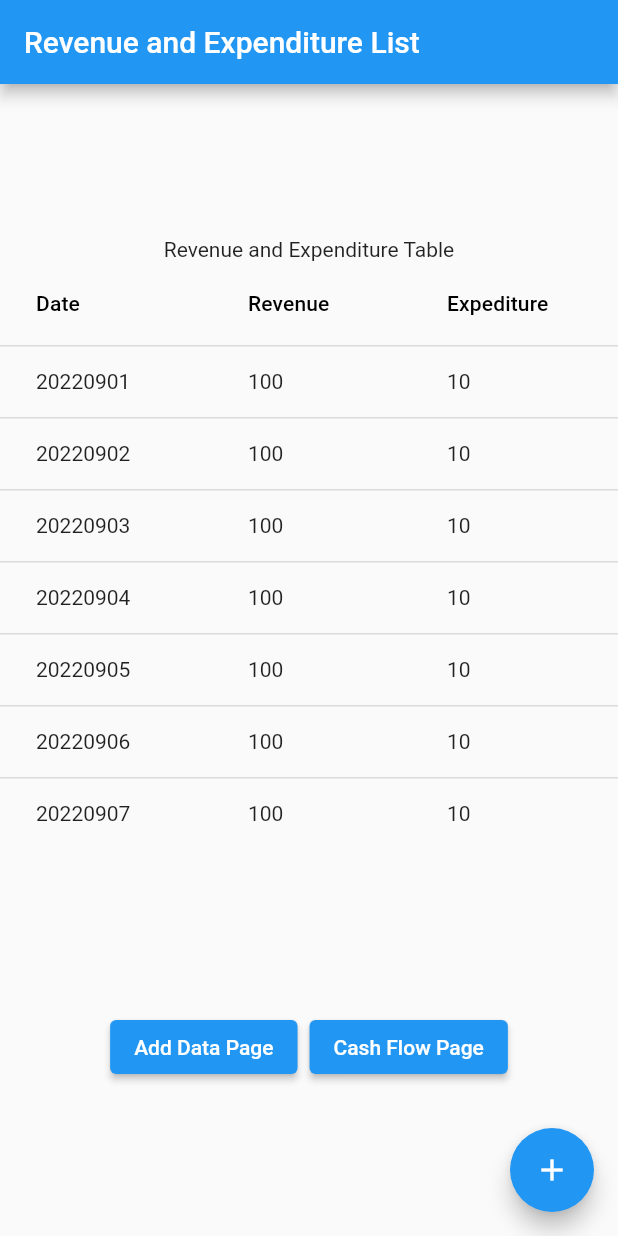
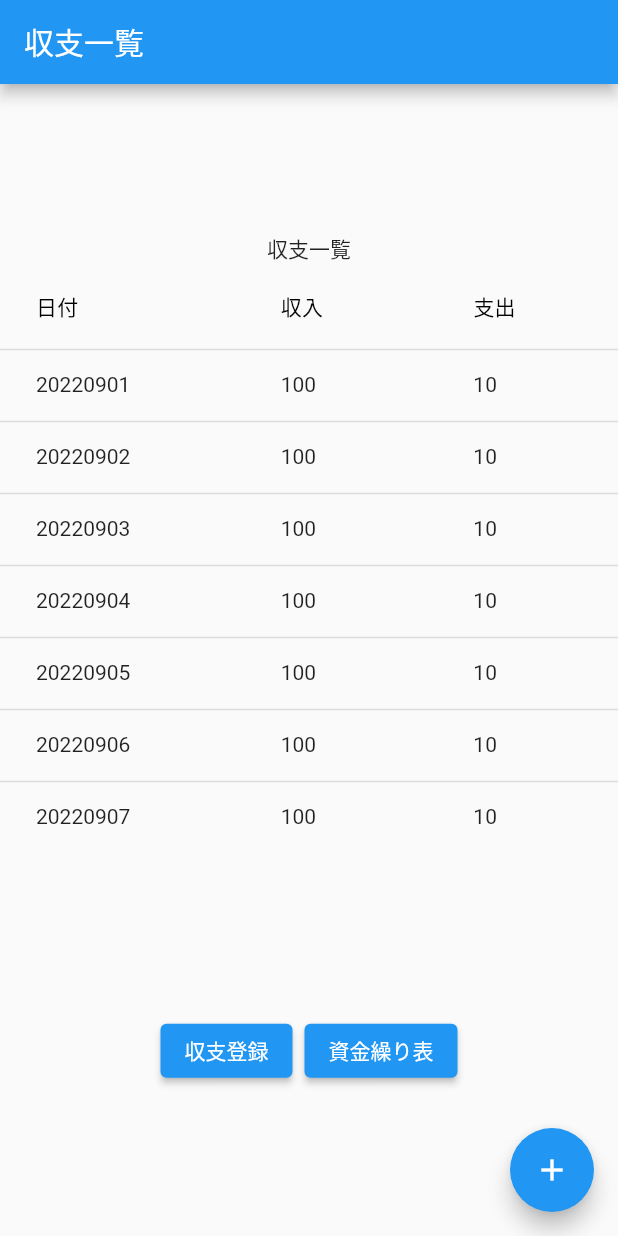
Before and after one commit to mnagatsuka/cashflow-chart-app, a Flutter app: the screen it shows after launch, on a phone screen of 412 x 824 dp. Run offline on Flutter 3.47's test engine with Material 2 defaults, Android fonts, the phone set to English and light mode, and no system bars.

Commit message:
change English text to Japanese

```diff
--- a/frontend/lib/main.dart
+++ b/frontend/lib/main.dart
@@ -11,11 +11,11 @@ class CashFlowApp extends StatelessWidget {
   @override
   Widget build(BuildContext context) {
     return MaterialApp(
-      title: 'Cash Flow App',
+      title: '資金繰り表アプリ',
       theme: ThemeData(
         primarySwatch: Colors.blue,
       ),
-      home: const DataListPage(title: 'Revenue and Expenditure List'),
+      home: const DataListPage(title: '収支一覧'),
     );
   }
 }
@@ -48,7 +48,7 @@ class _DataListPageState extends State<DataListPage> {
           mainAxisAlignment: MainAxisAlignment.center,
           children: <Widget>[
             const Text(
-              'Revenue and Expenditure Table',
+              '収支一覧',
             ),
             //Text(
             //  '$_counter',
@@ -61,13 +61,13 @@ class _DataListPageState extends State<DataListPage> {
                 DataTable(
                 columns: [
                   DataColumn(
-                    label: Text('Date'),
+                    label: Text('日付'),
                   ),
                   DataColumn(
-                    label: Text('Revenue'),
+                    label: Text('収入'),
                   ),
                   DataColumn(
-                    label: Text('Expediture'),
+                    label: Text('支出'),
                   ),
                 ],
                 rows: [
@@ -141,7 +141,7 @@ class _DataListPageState extends State<DataListPage> {
                       );
                     },
                     child: Text(
-                      'Add Data Page', style: TextStyle(color: Colors.white)
+                      '収支登録', style: TextStyle(color: Colors.white)
                     ),
                   ),
                 ),
@@ -156,12 +156,12 @@ class _DataListPageState extends State<DataListPage> {
                       Navigator.of(context).push(
                         MaterialPageRoute(builder: (context) {
                           // 遷移先の画面としてリスト追加画面を指定
-                          return CashFlowPage(title: 'Cash Flow');
+                          return CashFlowPage(title: '資金繰り表');
                         }),
                       );
                     },
                     child: Text(
-                      'Cash Flow Page', style: TextStyle(color: Colors.white)
+                      '資金繰り表', style: TextStyle(color: Colors.white)
                     ),
                   ),
                 ),
@@ -197,21 +197,21 @@ class DataAddPage extends StatelessWidget {
   Widget build(BuildContext context) {
     return Scaffold(
       appBar: AppBar(
-        title: Text('Revenue and Expenditure Add'),
+        title: Text('収支登録'),
       ),
       body: Center(
         child: Column(
           mainAxisAlignment: MainAxisAlignment.center,
           children: <Widget>[
             const Text(
-              'Input Today\'s Revenue and Expenditure'
+              '本日の収支を登録してください'
             ),
             const SizedBox(height: 8),
             SizedBox(
               width: 400,
               child: TextFormField(
                 decoration: InputDecoration(
-                  labelText: 'Date',
+                  labelText: '日付',
                   border: OutlineInputBorder(),
                 ),
               ),
@@ -220,7 +220,7 @@ class DataAddPage extends StatelessWidget {
               width: 400,
               child: TextFormField(
                 decoration: InputDecoration(
-                  labelText: 'Revenue',
+                  labelText: '収入',
                   border: OutlineInputBorder(),
                 ),
               ),
@@ -229,7 +229,7 @@ class DataAddPage extends StatelessWidget {
               width: 400,
               child: TextFormField(
                 decoration: InputDecoration(
-                  labelText: 'Expenditure',
+                  labelText: '支出',
                   border: OutlineInputBorder(),
                 ),
               ),
@@ -289,7 +289,7 @@ class _CashFlowPageState extends State<CashFlowPage> {
           mainAxisAlignment: MainAxisAlignment.center,
           children: <Widget>[
             const Text(
-              'Cash Flow Table',
+              '資金繰り表',
             ),
             //Text(
             //  '$_counter',
@@ -302,76 +302,93 @@ class _CashFlowPageState extends State<CashFlowPage> {
                 DataTable(
                 columns: [
                   DataColumn(
-                    label: Text('Date'),
+                    label: Text('日付'),
                   ),
                   DataColumn(
-                    label: Text('Revenue'),
+                    label: Text('前月繰越'),
                   ),
                   DataColumn(
-                    label: Text('Expediture'),
+                    label: Text('収入'),
                   ),
                   DataColumn(
-                    label: Text('Profit'),
+                    label: Text('支出'),
                   ),
                   DataColumn(
-                    label: Text('Profit'),
+                    label: Text('収支'),
+                  ),
+                  DataColumn(
+                    label: Text('翌月繰越'),
                   ),
                 ],
                 rows: [
                   DataRow(
                     cells: [
                       DataCell(Text('20220901')),
+                      DataCell(Text('1000')),
                       DataCell(Text('100')),
                       DataCell(Text('10')),
                       DataCell(Text('90')),
+                      DataCell(Text('10')),
                     ],
                   ),
                   DataRow(
                     cells: [
                       DataCell(Text('20220902')),
+                      DataCell(Text('1000')),
                       DataCell(Text('100')),
                       DataCell(Text('10')),
                       DataCell(Text('90')),
+                      DataCell(Text('10')),
                     ],
                   ),
                   DataRow(
                     cells: [
                       DataCell(Text('20220903')),
+                      DataCell(Text('1000')),
                       DataCell(Text('100')),
                       DataCell(Text('10')),
                       DataCell(Text('90')),
+                      DataCell(Text('10')),
                     ],
                   ),
                   DataRow(
                     cells: [
                       DataCell(Text('20220904')),
+                      DataCell(Text('1000')),
                       DataCell(Text('100')),
                       DataCell(Text('10')),
                       DataCell(Text('90')),
+                      DataCell(Text('10')),
                     ],
                   ),
                   DataRow(
                     cells: [
                       DataCell(Text('20220905')),
+                      DataCell(Text('1000')),
                       DataCell(Text('100')),
                       DataCell(Text('10')),
                       DataCell(Text('90')),
+                      DataCell(Text('10')),
                     ],
                   ),
                   DataRow(
                     cells: [
                       DataCell(Text('20220906')),
+                      DataCell(Text('1000')),
                       DataCell(Text('100')),
                       DataCell(Text('10')),
                       DataCell(Text('90')),
+                      DataCell(Text('10')),
                     ],
                   ),
                   DataRow(
                     cells: [
                       DataCell(Text('20220907')),
+                      DataCell(Text('1000')),
                       DataCell(Text('100')),
                       DataCell(Text('10')),
                       DataCell(Text('90')),
+                      DataCell(Text('10')),
                     ],
                   ),
                 ],
@@ -390,12 +407,12 @@ class _CashFlowPageState extends State<CashFlowPage> {
                       Navigator.of(context).push(
                         MaterialPageRoute(builder: (context) {
                           // 遷移先の画面としてリスト追加画面を指定
-                          return DataListPage(title: 'Revenue and Expenditure List');
+                          return DataListPage(title: '収支一覧');
                         }),
                       );
                     },
                     child: Text(
-                      'Cash Flow Page', style: TextStyle(color: Colors.white)
+                      '収支一覧', style: TextStyle(color: Colors.white)
                     ),
                   ),
                 ),
@@ -414,7 +431,7 @@ class _CashFlowPageState extends State<CashFlowPage> {
                       );
                     },
                     child: Text(
-                      'Add Data Page', style: TextStyle(color: Colors.white)
+                      '収支登録', style: TextStyle(color: Colors.white)
                     ),
                   ),
                 ),
```
